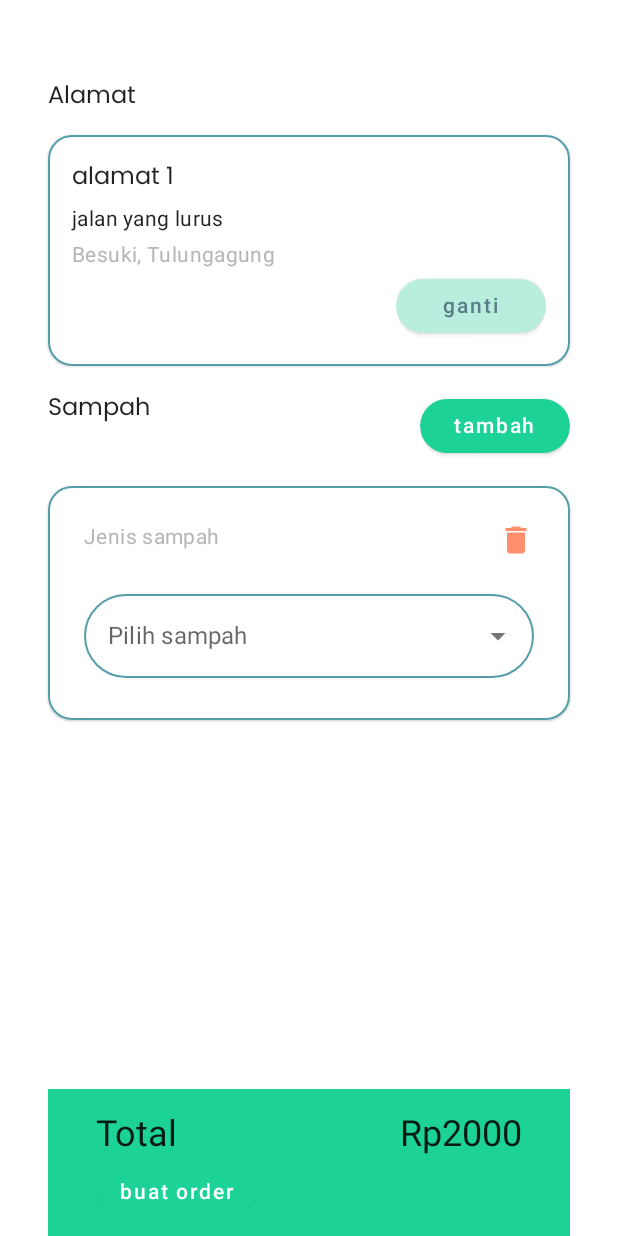
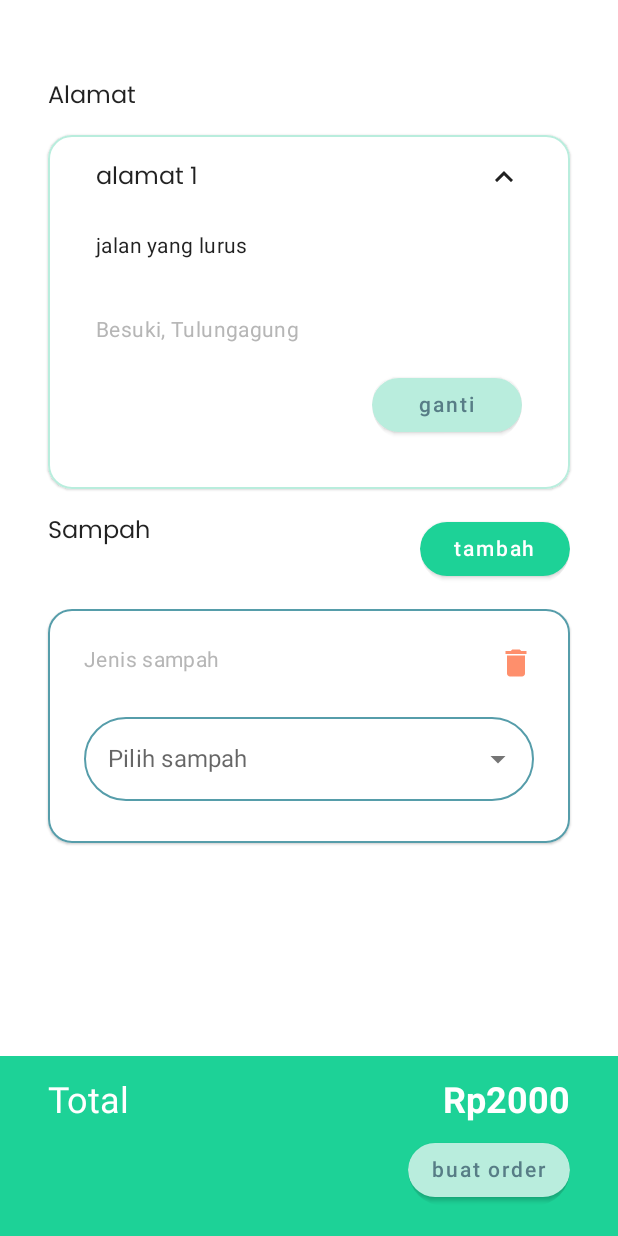
Before and after one commit to ecoEase/ecoease-mobile, an Android app built with Jetpack Compose: the composable OrderScreen shown on its own in the app's theme, after a tap on "tambah", on a phone screen of 412 x 824 dp. Run offline under Robolectric (Android 15) with nearby library versions, the phone set to English and light mode, and no system bars; 1 statement that could not run was skipped; 3 other taps on this screen came first.

Commit message:
update! add garbage from bug, fix textInput layout, change address to collapse component

```diff
--- a/app/build.gradle
+++ b/app/build.gradle
@@ -1,6 +1,7 @@
 plugins {
     id 'com.android.application'
     id 'org.jetbrains.kotlin.android'
+    id 'com.google.android.libraries.mapsplatform.secrets-gradle-plugin'
 }
 
 android {
--- a/app/src/main/java/com/bangkit/ecoease/MainActivity.kt
+++ b/app/src/main/java/com/bangkit/ecoease/MainActivity.kt
@@ -135,7 +135,7 @@ class MainActivity : ComponentActivity() {
                             composable(Screen.Auth.route){ AuthScreen(navHostController = navController) }
                             composable(Screen.Register.route){ RegisterScreen(navHostController = navController) }
                             composable(Screen.Order.route){ OrderScreen(navHostController = navController) }
-                            composable(Screen.ChangeAddress.route){ ChangeAddressScreen() }
+                            composable(Screen.ChangeAddress.route){ ChangeAddressScreen(navHostController = navController) }
                         }
                     }
                 }
--- /dev/null
+++ b/app/src/main/java/com/bangkit/ecoease/helper/UUID.kt
@@ -0,0 +1,5 @@
+package com.bangkit.ecoease.helper
+
+import java.util.UUID
+
+fun generateUUID(): String = UUID.randomUUID().toString()
--- a/app/src/main/java/com/bangkit/ecoease/ui/component/AddGarbageForm.kt
+++ b/app/src/main/java/com/bangkit/ecoease/ui/component/AddGarbageForm.kt
@@ -41,13 +41,6 @@ fun AddGarbageForm(
         mutableStateOf(0)
     }
 
-    DisposableEffect(Unit){
-        onDispose { //reset all saveable state
-            selectedGarbageIndex = -1
-            selectedGarbageAmount = 0
-            totalPrice = 0
-        }
-    }
     Card(
         modifier = modifier
             .fillMaxWidth()
--- a/app/src/main/java/com/bangkit/ecoease/ui/component/Address.kt
+++ b/app/src/main/java/com/bangkit/ecoease/ui/component/Address.kt
@@ -1,10 +1,6 @@
 package com.bangkit.ecoease.ui.component
 
-import androidx.compose.ui.Alignment
-import androidx.compose.foundation.BorderStroke
 import androidx.compose.foundation.layout.*
-import androidx.compose.foundation.shape.RoundedCornerShape
-import androidx.compose.material.Card
 import androidx.compose.material.MaterialTheme
 import androidx.compose.material.Text
 import androidx.compose.runtime.*
@@ -13,7 +9,6 @@ import androidx.compose.ui.res.stringResource
 import androidx.compose.ui.tooling.preview.Preview
 import androidx.compose.ui.unit.dp
 import com.bangkit.ecoease.R
-import com.bangkit.ecoease.ui.theme.BluePrimary
 import com.bangkit.ecoease.ui.theme.DarkGrey
 import com.bangkit.ecoease.ui.theme.EcoEaseTheme
 
@@ -26,30 +21,17 @@ fun AddressCard(
     onClickChange: () -> Unit,
     modifier: Modifier = Modifier
 ){
-    Card(
-        border = BorderStroke(width = 1.dp, color = BluePrimary),
-        shape = RoundedCornerShape(16.dp),
-        modifier = modifier
-            .fillMaxWidth()
-        ,
-    ) {
-        Column(
-            modifier = Modifier
-                .fillMaxWidth()
-                .padding(vertical = 16.dp, horizontal = 16.dp)
-            ,
-        ) {
-            Text(text = name)
+        CollapseContainer(label = name, modifier = modifier){
             Box(modifier = Modifier.height(8.dp))
             Text(text = detail, style = MaterialTheme.typography.body2)
             Box(modifier = Modifier.height(4.dp))
             Text(text = "$district, $city", style = MaterialTheme.typography.body2.copy(
                 color = DarkGrey
             ))
+            Row(modifier = Modifier.fillMaxWidth(), horizontalArrangement = Arrangement.End) {
                 RoundedButton(
                     text = stringResource(R.string.change),
                     onClick = onClickChange,
-                modifier = Modifier.align(Alignment.End),
                     type = RoundedButtonType.SECONDARY
                 )
             }
--- a/app/src/main/java/com/bangkit/ecoease/ui/component/BottomSheet.kt
+++ b/app/src/main/java/com/bangkit/ecoease/ui/component/BottomSheet.kt
@@ -10,6 +10,7 @@ import androidx.compose.runtime.Composable
 import androidx.compose.runtime.getValue
 import androidx.compose.ui.Alignment
 import androidx.compose.ui.Modifier
+import androidx.compose.ui.text.font.FontWeight
 import androidx.compose.ui.unit.dp
 
 @Composable
@@ -28,16 +29,21 @@ fun BottomSheet(
 
     Column(modifier = modifier
         .fillMaxWidth()
-        .height(98.dp)
+        .height(120.dp)
         .background(animatedBackgroundColor)
         .padding(horizontal = 32.dp, vertical = 16.dp)
     ,
         verticalArrangement = Arrangement.spacedBy(8.dp)
     ) {
         Row(modifier = Modifier.fillMaxWidth(), horizontalArrangement = Arrangement.SpaceBetween) {
-            Text(text = label, style = MaterialTheme.typography.h5)
-            Text(text = information, style = MaterialTheme.typography.h5)
+            Text(text = label, style = MaterialTheme.typography.h5.copy(
+                color = MaterialTheme.colors.background
+            ))
+            Text(text = information, style = MaterialTheme.typography.h5.copy(
+                color = MaterialTheme.colors.background,
+                fontWeight = FontWeight.Bold
+            ))
         }
-        RoundedButton(text = actionName, onClick = onActionButtonClicked)
+        RoundedButton(text = actionName, onClick = onActionButtonClicked, type = RoundedButtonType.SECONDARY, modifier = Modifier.align(Alignment.End))
     }
 }
--- a/app/src/main/java/com/bangkit/ecoease/ui/component/Counter.kt
+++ b/app/src/main/java/com/bangkit/ecoease/ui/component/Counter.kt
@@ -39,14 +39,12 @@ fun Counter(
         CounterButton(
             icon = Icons.Default.Remove,
             description = "minus",
-            modifier = Modifier.background(MaterialTheme.colors.secondary),
             onClick = { if(counter > 1) counter -= 1 }
         )
         Text(text = counter.toString(), modifier = Modifier.width(42.dp), textAlign = TextAlign.Center)
         CounterButton(
             icon = Icons.Default.Add,
             description = "plus",
-            modifier = Modifier.background(MaterialTheme.colors.secondary),
             onClick = { counter += 1 }
         )
     }
--- a/app/src/main/java/com/bangkit/ecoease/ui/component/DropDown.kt
+++ b/app/src/main/java/com/bangkit/ecoease/ui/component/DropDown.kt
@@ -1,7 +1,11 @@
 package com.bangkit.ecoease.ui.component
 
 import androidx.compose.animation.AnimatedVisibility
+import androidx.compose.animation.animateColorAsState
+import androidx.compose.animation.core.tween
+import androidx.compose.foundation.BorderStroke
 import androidx.compose.foundation.background
+import androidx.compose.foundation.border
 import androidx.compose.foundation.clickable
 import androidx.compose.foundation.layout.*
 import androidx.compose.foundation.lazy.LazyColumn
@@ -34,6 +38,7 @@ import androidx.compose.ui.unit.toSize
 import androidx.compose.ui.zIndex
 import com.bangkit.ecoease.R
 import com.bangkit.ecoease.ui.theme.DarkGrey
+import com.bangkit.ecoease.ui.theme.LightTosca
 
 @Composable
 fun DropDown(
@@ -55,6 +60,11 @@ fun DropDown(
     var listItemState: List<String> by remember {
         mutableStateOf(listItem)
     }
+
+    val animatedBackgrounColor by animateColorAsState(
+        targetValue = if(selectedText.isNotEmpty()) LightTosca.copy(alpha = 0.3f) else MaterialTheme.colors.background,
+        animationSpec = tween(200)
+    )
 
     Column {
         OutlinedTextField(
@@ -86,7 +96,7 @@ fun DropDown(
             },
             shape = RoundedCornerShape(32.dp),
             colors = TextFieldDefaults.outlinedTextFieldColors(
-                backgroundColor = MaterialTheme.colors.background,
+                backgroundColor = animatedBackgrounColor,
                 textColor = MaterialTheme.colors.onBackground,
                 focusedLabelColor = MaterialTheme.colors.onBackground,
                 focusedBorderColor = MaterialTheme.colors.primary,
@@ -100,6 +110,7 @@ fun DropDown(
                     .heightIn(max = 152.dp)
                     .clip(RoundedCornerShape(32.dp))
                     .background(MaterialTheme.colors.background)
+                    .border(BorderStroke(1.dp, LightTosca), shape = RoundedCornerShape(32.dp))
                 ,
                 contentPadding = PaddingValues(vertical = 8.dp)
             ){
--- a/app/src/main/java/com/bangkit/ecoease/ui/screen/OrderScreen.kt
+++ b/app/src/main/java/com/bangkit/ecoease/ui/screen/OrderScreen.kt
@@ -19,6 +19,7 @@ import com.bangkit.ecoease.R
 import com.bangkit.ecoease.data.Screen
 import com.bangkit.ecoease.data.model.Address
 import com.bangkit.ecoease.data.model.Garbage
+import com.bangkit.ecoease.helper.generateUUID
 import com.bangkit.ecoease.ui.component.AddGarbageForm
 import com.bangkit.ecoease.ui.component.AddressCard
 import com.bangkit.ecoease.ui.component.BottomSheet
@@ -56,14 +57,15 @@ fun OrderScreen(
         ),
     )
 
-    var garbageTypes: MutableList<Int> by rememberSaveable{
+    var garbageTypes: MutableList<String> by rememberSaveable{
         mutableStateOf(mutableListOf())
     }
     var addedForm by rememberSaveable {
         mutableStateOf(0)
     }
+    Box(modifier = modifier.fillMaxSize()) {
         Column(
-        modifier = modifier
+            modifier = Modifier
                 .fillMaxSize()
                 .padding(horizontal = 32.dp)
                 .padding(top = 52.dp)
@@ -82,29 +84,35 @@ fun OrderScreen(
                 Text(text = stringResource(R.string.garbage))
                 RoundedButton(text = stringResource(R.string.add), onClick = {
                     addedForm += 1
-                garbageTypes.add(addedForm)
-                Log.d("TAG", "OrderScreen: ${garbageTypes.size}")
+                    garbageTypes.add(generateUUID())
+                    Log.d("TAG", "OrderScreen: ${garbageTypes[0]}")
                 })
             }
-        Box(modifier = Modifier.weight(1f)) {
-
-            this@Column.AnimatedVisibility(visible = addedForm > 0) {
+            // TODO: Fix the add garbage lazy list
+            AnimatedVisibility(visible = addedForm > 0) {
                 LazyColumn(
                     verticalArrangement = Arrangement.spacedBy(8.dp),
-                    contentPadding = PaddingValues(bottom = 98.dp)
+                    contentPadding = PaddingValues(bottom = 136.dp)
                 ){
-                    items(addedForm){
+                    items(garbageTypes.toList(), key = { it }){
                         AddGarbageForm(
                             listGarbage = listGarbage,
-                            onDelete = { addedForm -= 1 },
+                            onDelete = {
+                                garbageTypes = garbageTypes.filter { elemen -> elemen != it} as MutableList<String>
+                            },
                             modifier = Modifier
                                 .animateItemPlacement(tween(durationMillis = 100))
                         )
                     }
                 }
             }
-            BottomSheet(label = "Total", actionName = "buat order", information = "Rp2000", isActive = true, modifier = Modifier.align(
-                Alignment.BottomCenter))
+        }
+        BottomSheet(
+            label = "Total",
+            actionName = "buat order",
+            information = "Rp2000",
+            isActive = true,
+            modifier = Modifier.align(Alignment.BottomCenter)
+        )
     }
 }
-}
--- a/build.gradle
+++ b/build.gradle
@@ -7,4 +7,5 @@ plugins {
     id 'com.android.application' version '7.4.0' apply false
     id 'com.android.library' version '7.4.0' apply false
     id 'org.jetbrains.kotlin.android' version '1.8.0' apply false
+    id 'com.google.android.libraries.mapsplatform.secrets-gradle-plugin' version '2.0.1' apply false
 }
```
Also changed, not shown: app/src/main/AndroidManifest.xml (+5 -3 lines), app/src/main/java/com/bangkit/ecoease/ui/component/ChangeAddressScreen.kt (+19 -4 lines), app/src/main/java/com/bangkit/ecoease/ui/component/CollapseContainer.kt (+6 -6 lines), app/src/main/java/com/bangkit/ecoease/ui/component/TextInput.kt (+17 -5 lines), app/src/main/res/values/strings.xml (+7 -0 lines). Lines whose indentation alone changed are shown as unchanged.
